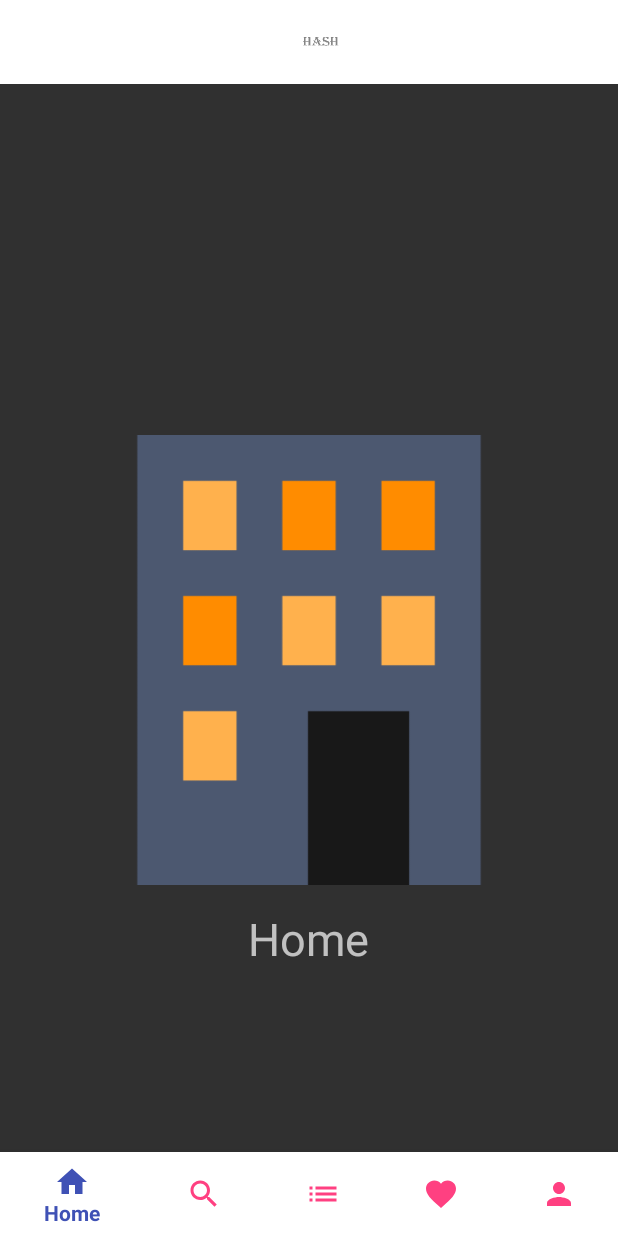
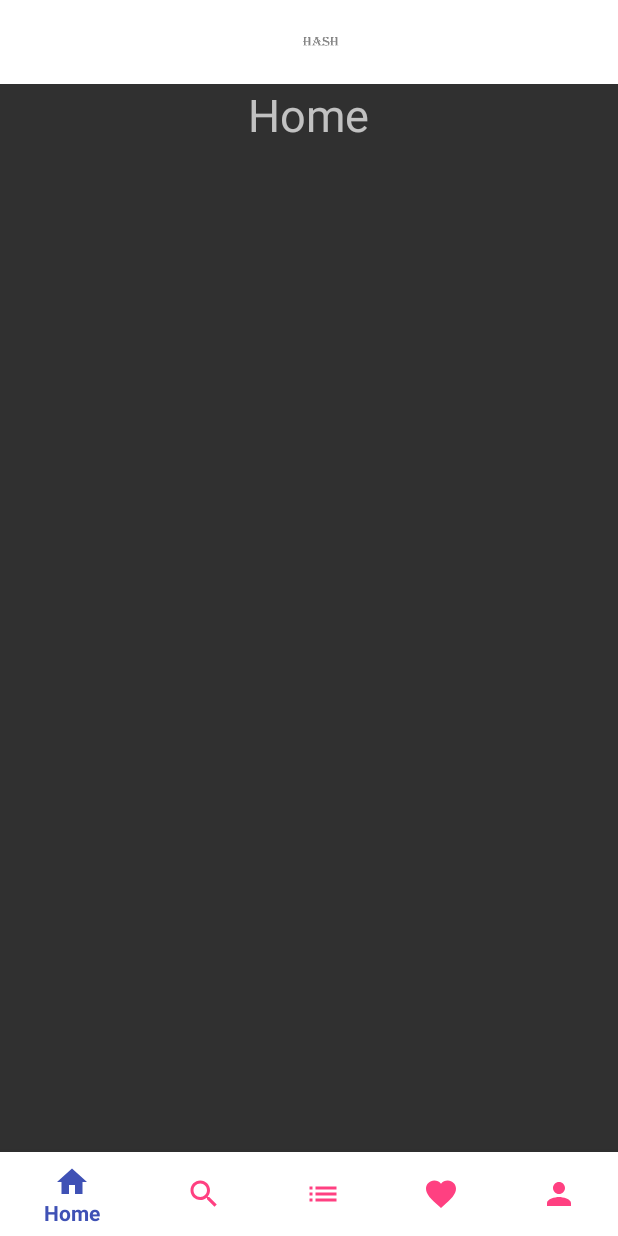
Before and after one commit to enjoybeta/ProjectHash, an Android app: the screen it shows after launch (MainActivity), on a phone screen of 412 x 824 dp. Run offline under Robolectric (Android 15) with nearby library versions, the phone set to English and light mode, and no system bars.

Commit message:
v0.2.2
init fragments

```diff
--- a/mobile_app/app/src/main/java/hash/application/helpers/BottomNavigationViewHelper.kt
+++ b/mobile_app/app/src/main/java/hash/application/helpers/BottomNavigationViewHelper.kt
@@ -25,6 +25,7 @@ object BottomNavigationViewHelper {
             shiftingMode.isAccessible = false
             for (i in 0 until menuView.childCount) {
                 val item = menuView.getChildAt(i) as BottomNavigationItemView
+                //noinspection RestrictedApi
                 item.setShiftingMode(false)
                 // set once again checked value, so view will be updated
                 item.setChecked(item.itemData.isChecked)
--- a/mobile_app/app/src/main/res/layout/fragment1.xml
+++ b/mobile_app/app/src/main/res/layout/fragment1.xml
@@ -3,18 +3,9 @@
     android:layout_width="match_parent"
     android:layout_height="match_parent">
 
-    <ImageView
-        android:id="@+id/image_item1"
-        android:layout_width="300dp"
-        android:layout_height="300dp"
-        android:layout_marginBottom="15dp"
-        android:layout_centerInParent="true"
-        android:src="@drawable/image_item1"/>
-
     <TextView
         android:layout_width="wrap_content"
         android:layout_height="wrap_content"
-        android:layout_below="@id/image_item1"
         android:layout_centerHorizontal="true"
         android:text="@string/menu_item1"
         android:textSize="30sp"/>
```
Also changed, not shown: mobile_app/app/src/main/res/layout/fragment2.xml (+0 -9 lines), mobile_app/app/src/main/res/layout/fragment3.xml (+0 -9 lines), mobile_app/app/src/main/res/layout/fragment4.xml (+0 -9 lines), mobile_app/app/src/main/res/layout/fragment5.xml (+8 -11 lines).
